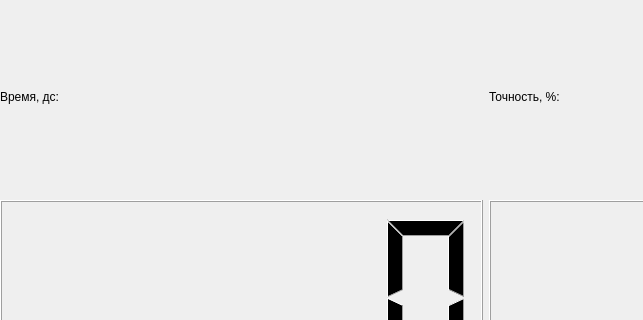
The window that LabWork5/Task1/TypeTyper/mainwindow.ui (Ivls16/Labs2Sem) describes before a commit, drawn with Qt 5; both pictures show x 0 to 643 and y 0 to 320 of the 1374 by 472 pixel window.
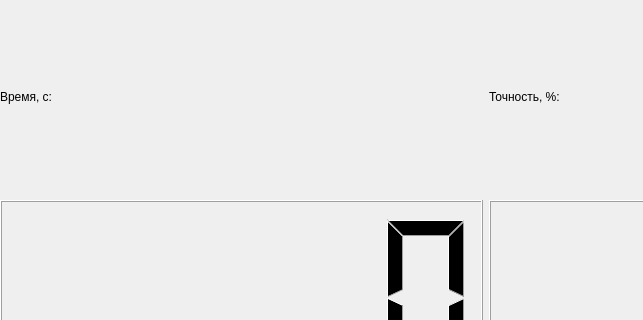
The same window after the commit.

The edit to the form file:
```diff
--- a/LabWork5/Task1/TypeTyper/mainwindow.ui
+++ b/LabWork5/Task1/TypeTyper/mainwindow.ui
@@ -64,7 +64,7 @@
      <item row="0" column="0">
       <widget class="QLabel" name="timerLabel_2">
        <property name="text">
-        <string>Время, дс:</string>
+        <string>Время, с:</string>
        </property>
       </widget>
      </item>
```
